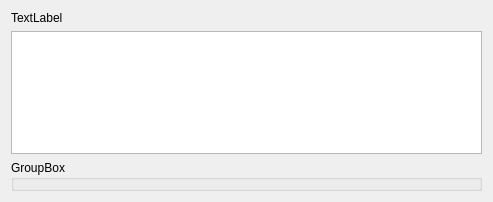
chusopr/kdepim-ktimetracker-akonadi, file kmobiletools/kmobiletools/engines/libkmobiletoolsengineui/devicesfoundPage.ui: the form before one commit.
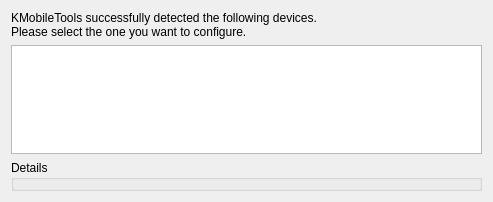
The form after the commit.

Commit message: Adding the right strings to the devices found page. some fixes in the testphonedevice job. First implementations on the devices found page (at engine). Showing the current device in scanprogresspage.

Diff of the .ui file:
```diff
--- a/kmobiletools/kmobiletools/engines/libkmobiletoolsengineui/devicesfoundPage.ui
+++ b/kmobiletools/kmobiletools/engines/libkmobiletoolsengineui/devicesfoundPage.ui
@@ -16,7 +16,7 @@
    <item>
     <widget class="QLabel" name="label" >
      <property name="text" >
-      <string>TextLabel</string>
+      <string>KMobileTools successfully detected the following devices.&lt;br>Please select the one you want to configure.</string>
      </property>
      <property name="wordWrap" >
       <bool>true</bool>
@@ -33,7 +33,7 @@
    <item>
     <widget class="QGroupBox" name="groupBox" >
      <property name="title" >
-      <string>GroupBox</string>
+      <string>Details</string>
      </property>
     </widget>
    </item>
```
The commit also changes 5 other files.
